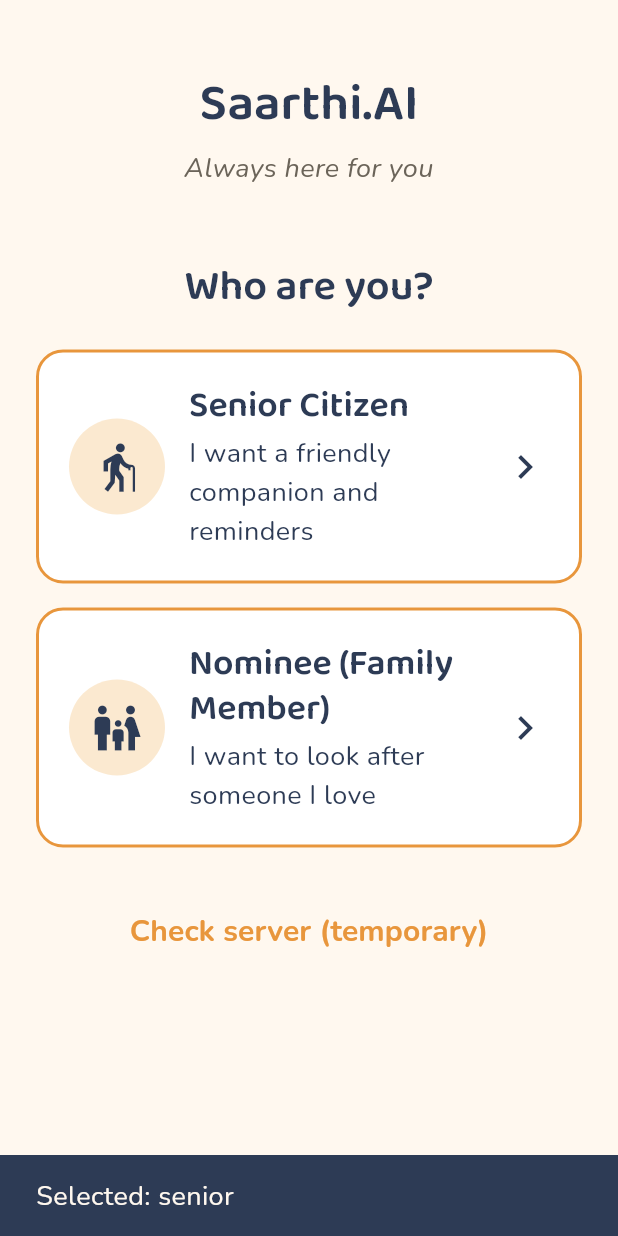
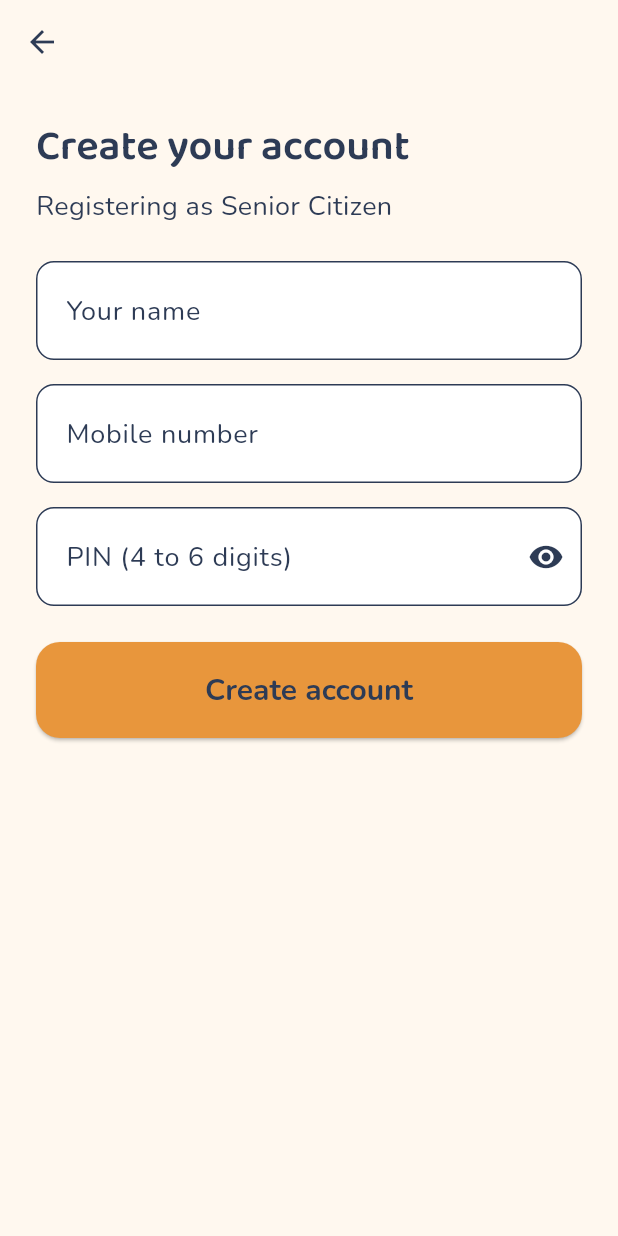
Before and after one commit to shrivastavabhakti764-crypto/saarthi-ai, a Flutter app: the screen it shows after launch, after a tap on "Senior Citizen", on a phone screen of 412 x 824 dp. Run offline on Flutter 3.47's test engine with Material 3 defaults, Android fonts, the phone set to English and light mode, and no system bars; our stand-ins replace flutter_secure_storage; accounts and stored records are empty.

Commit message:
feat(app): add register screen, auth gate and home placeholder

```diff
--- a/app/lib/main.dart
+++ b/app/lib/main.dart
@@ -1,22 +1,36 @@
+import 'dart:async';
+
 import 'package:flutter/material.dart';
+import 'package:provider/provider.dart';
 
-import 'screens/role_selection_screen.dart';
+import 'screens/auth_gate.dart';
+import 'services/api_client.dart';
+import 'services/auth_provider.dart';
+import 'services/token_store.dart';
 import 'theme/app_theme.dart';
 
 void main() {
-  runApp(const SaarthiApp());
+  WidgetsFlutterBinding.ensureInitialized();
+  final auth = AuthProvider(api: ApiClient(), tokenStore: SecureTokenStore());
+  unawaited(auth.restoreSession());
+  runApp(SaarthiApp(auth: auth));
 }
 
 class SaarthiApp extends StatelessWidget {
-  const SaarthiApp({super.key});
+  const SaarthiApp({super.key, required this.auth});
+
+  final AuthProvider auth;
 
   @override
   Widget build(BuildContext context) {
-    return MaterialApp(
-      title: 'Saarthi.AI',
-      debugShowCheckedModeBanner: false,
-      theme: buildAppTheme(),
-      home: const RoleSelectionScreen(),
+    return ChangeNotifierProvider<AuthProvider>.value(
+      value: auth,
+      child: MaterialApp(
+        title: 'Saarthi.AI',
+        debugShowCheckedModeBanner: false,
+        theme: buildAppTheme(),
+        home: const AuthGate(),
+      ),
     );
   }
 }
--- /dev/null
+++ b/app/lib/models/user_role.dart
@@ -0,0 +1,8 @@
+enum UserRole {
+  senior('Senior Citizen'),
+  nominee('Nominee (Family Member)');
+
+  const UserRole(this.label);
+
+  final String label;
+}
--- /dev/null
+++ b/app/lib/screens/auth_gate.dart
@@ -0,0 +1,21 @@
+import 'package:flutter/material.dart';
+import 'package:provider/provider.dart';
+
+import '../services/auth_provider.dart';
+import 'home_placeholder_screen.dart';
+import 'role_selection_screen.dart';
+
+/// Decides the first screen: still checking the saved token, logged in, or logged out.
+class AuthGate extends StatelessWidget {
+  const AuthGate({super.key});
+
+  @override
+  Widget build(BuildContext context) {
+    final auth = context.watch<AuthProvider>();
+    if (!auth.restored) {
+      return const Scaffold(body: Center(child: CircularProgressIndicator()));
+    }
+    if (auth.isLoggedIn) return const HomePlaceholderScreen();
+    return const RoleSelectionScreen();
+  }
+}
--- /dev/null
+++ b/app/lib/screens/register_screen.dart
@@ -0,0 +1,175 @@
+import 'package:flutter/material.dart';
+import 'package:flutter/services.dart';
+import 'package:provider/provider.dart';
+
+import '../models/user_role.dart';
+import '../services/api_client.dart';
+import '../services/auth_provider.dart';
+import '../theme/app_theme.dart';
+
+class RegisterScreen extends StatefulWidget {
+  const RegisterScreen({super.key, required this.role});
+
+  final UserRole role;
+
+  @override
+  State<RegisterScreen> createState() => _RegisterScreenState();
+}
+
+class _RegisterScreenState extends State<RegisterScreen> {
+  final _formKey = GlobalKey<FormState>();
+  final _name = TextEditingController();
+  final _phone = TextEditingController();
+  final _pin = TextEditingController();
+
+  bool _busy = false;
+  bool _hidePin = true;
+  String? _error;
+
+  @override
+  void dispose() {
+    _name.dispose();
+    _phone.dispose();
+    _pin.dispose();
+    super.dispose();
+  }
+
+  Future<void> _submit() async {
+    if (!_formKey.currentState!.validate()) return;
+    final auth = context.read<AuthProvider>();
+    setState(() {
+      _busy = true;
+      _error = null;
+    });
+    try {
+      await auth.register(
+        name: _name.text.trim(),
+        phone: _phone.text,
+        pin: _pin.text,
+        role: widget.role.name,
+      );
+      if (!mounted) return;
+      // Logged in now: go back to the root so the gate shows the home screen.
+      Navigator.of(context).popUntil((route) => route.isFirst);
+    } on ApiException catch (e) {
+      if (!mounted) return;
+      setState(() {
+        _error = e.message;
+        _busy = false;
+      });
+    }
+  }
+
+  @override
+  Widget build(BuildContext context) {
+    final textTheme = Theme.of(context).textTheme;
+    return Scaffold(
+      appBar: AppBar(
+        backgroundColor: AppColors.background,
+        foregroundColor: AppColors.textDark,
+        elevation: 0,
+        scrolledUnderElevation: 0,
+      ),
+      body: SafeArea(
+        child: SingleChildScrollView(
+          padding: const EdgeInsets.all(24),
+          child: Form(
+            key: _formKey,
+            child: Column(
+              crossAxisAlignment: CrossAxisAlignment.stretch,
+              children: [
+                Text('Create your account', style: textTheme.headlineMedium),
+                const SizedBox(height: 8),
+                Text('Registering as ${widget.role.label}',
+                    style: textTheme.bodyMedium),
+                const SizedBox(height: 24),
+                TextFormField(
+                  controller: _name,
+                  enabled: !_busy,
+                  textCapitalization: TextCapitalization.words,
+                  textInputAction: TextInputAction.next,
+                  style: textTheme.bodyLarge,
+                  decoration: const InputDecoration(labelText: 'Your name'),
+                  validator: (value) => (value == null || value.trim().isEmpty)
+                      ? 'Please enter your name'
+                      : null,
+                ),
+                const SizedBox(height: 16),
+                TextFormField(
+                  controller: _phone,
+                  enabled: !_busy,
+                  keyboardType: TextInputType.phone,
+                  textInputAction: TextInputAction.next,
+                  style: textTheme.bodyLarge,
+                  inputFormatters: [
+                    FilteringTextInputFormatter.digitsOnly,
+                    LengthLimitingTextInputFormatter(10),
+                  ],
+                  decoration: const InputDecoration(
+                    labelText: 'Mobile number',
+                    prefixText: '+91  ',
+                  ),
+                  validator: (value) {
+                    final v = value ?? '';
+                    return RegExp(r'^[6-9]\d{9}$').hasMatch(v)
+                        ? null
+                        : 'Enter a 10-digit mobile number';
+                  },
+                ),
+                const SizedBox(height: 16),
+                TextFormField(
+                  controller: _pin,
+                  enabled: !_busy,
+                  obscureText: _hidePin,
+                  keyboardType: TextInputType.number,
+                  textInputAction: TextInputAction.done,
+                  style: textTheme.bodyLarge,
+                  inputFormatters: [
+                    FilteringTextInputFormatter.digitsOnly,
+                    LengthLimitingTextInputFormatter(6),
+                  ],
+                  onFieldSubmitted: (_) => _submit(),
+                  decoration: InputDecoration(
+                    labelText: 'PIN (4 to 6 digits)',
+                    suffixIcon: IconButton(
+                      tooltip: _hidePin ? 'Show PIN' : 'Hide PIN',
+                      icon: Icon(
+                          _hidePin ? Icons.visibility : Icons.visibility_off),
+                      onPressed: () => setState(() => _hidePin = !_hidePin),
+                    ),
+                  ),
+                  validator: (value) => RegExp(r'^\d{4,6}$').hasMatch(value ?? '')
+                      ? null
+                      : 'PIN must be 4 to 6 digits',
+                ),
+                if (_error != null) ...[
+                  const SizedBox(height: 16),
+                  Container(
+                    padding: const EdgeInsets.all(16),
+                    decoration: BoxDecoration(
+                      color: AppColors.amberTint,
+                      borderRadius: BorderRadius.circular(12),
+                      border: Border.all(color: AppColors.primary),
+                    ),
+                    child: Text(_error!, style: textTheme.bodyMedium),
+                  ),
+                ],
+                const SizedBox(height: 24),
+                ElevatedButton(
+                  onPressed: _busy ? null : _submit,
+                  child: _busy
+                      ? const SizedBox(
+                          height: 28,
+                          width: 28,
+                          child: CircularProgressIndicator(strokeWidth: 3),
+                        )
+                      : const Text('Create account'),
+                ),
+              ],
+            ),
+          ),
+        ),
+      ),
+    );
+  }
+}
--- a/app/lib/screens/role_selection_screen.dart
+++ b/app/lib/screens/role_selection_screen.dart
@@ -1,35 +1,16 @@
 import 'package:flutter/material.dart';
 
-import '../services/api_client.dart';
+import '../models/user_role.dart';
 import '../theme/app_theme.dart';
-
-enum UserRole { senior, nominee }
+import 'register_screen.dart';
 
 class RoleSelectionScreen extends StatelessWidget {
   const RoleSelectionScreen({super.key});
 
   void _select(BuildContext context, UserRole role) {
-    // Temporary: the register/login screen is wired in a later step.
-    ScaffoldMessenger.of(context).showSnackBar(
-      SnackBar(content: Text('Selected: ${role.name}')),
+    Navigator.of(context).push(
+      MaterialPageRoute(builder: (_) => RegisterScreen(role: role)),
     );
-  }
-
-  // Temporary connectivity test, removed once login is wired.
-  Future<void> _checkServer(BuildContext context) async {
-    final messenger = ScaffoldMessenger.of(context);
-    try {
-      final result = await ApiClient().health();
-      messenger.showSnackBar(
-        SnackBar(
-          content: Text(
-            'Server: ${result['status']}, database: ${result['database']}',
-          ),
-        ),
-      );
-    } on ApiException catch (e) {
-      messenger.showSnackBar(SnackBar(content: Text(e.message)));
-    }
   }
 
   @override
@@ -52,21 +33,16 @@ class RoleSelectionScreen extends StatelessWidget {
             const SizedBox(height: 24),
             _RoleCard(
               icon: Icons.elderly,
-              title: 'Senior Citizen',
+              title: UserRole.senior.label,
               subtitle: 'I want a friendly companion and reminders',
               onTap: () => _select(context, UserRole.senior),
             ),
             const SizedBox(height: 16),
             _RoleCard(
               icon: Icons.family_restroom,
-              title: 'Nominee (Family Member)',
+              title: UserRole.nominee.label,
               subtitle: 'I want to look after someone I love',
               onTap: () => _select(context, UserRole.nominee),
-            ),
-            const SizedBox(height: 32),
-            TextButton(
-              onPressed: () => _checkServer(context),
-              child: const Text('Check server (temporary)'),
             ),
           ],
         ),
@@ -121,7 +97,8 @@ class _RoleCard extends StatelessWidget {
                   ],
                 ),
               ),
-              const Icon(Icons.chevron_right, size: 32, color: AppColors.textDark),
+              const Icon(Icons.chevron_right,
+                  size: 32, color: AppColors.textDark),
             ],
           ),
         ),
--- a/app/lib/services/auth_provider.dart
+++ b/app/lib/services/auth_provider.dart
@@ -23,6 +23,7 @@ class AuthProvider extends ChangeNotifier {
 
   /// Called once at app start: if a token is saved and still valid, log in silently.
   Future<void> restoreSession() async {
+    try {
       final saved = await _tokenStore.read();
       if (saved != null) {
         try {
@@ -34,10 +35,14 @@ class AuthProvider extends ChangeNotifier {
           if (e.statusCode == 401) await _tokenStore.clear();
         }
       }
+    } catch (_) {
+      // Saved token could not be read: carry on logged out instead of
+      // freezing on the loading screen.
+    } finally {
       _restored = true;
       notifyListeners();
     }
-
+  }
   Future<void> register({
     required String name,
     required String phone,
```
Also changed, not shown: app/lib/screens/home_placeholder_screen.dart (added, +44 -0 lines), 1 other file. Lines whose indentation alone changed are shown as unchanged.
